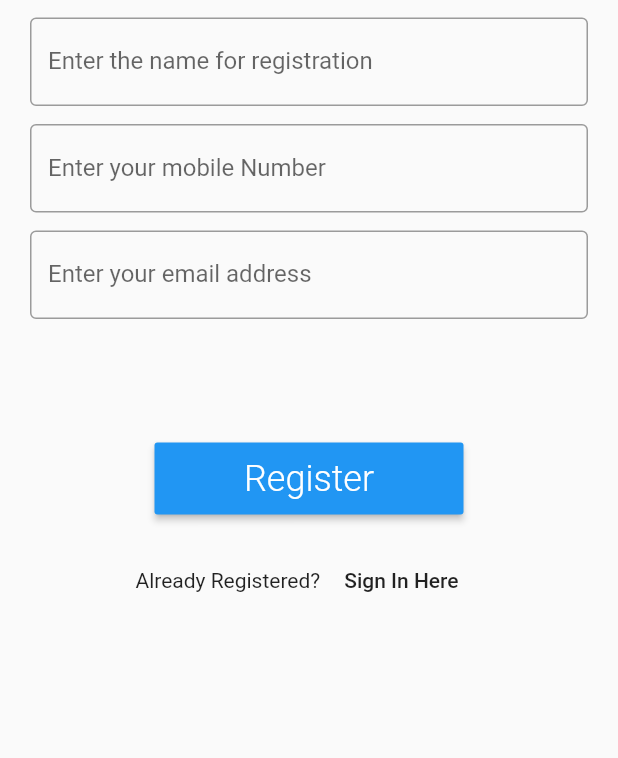
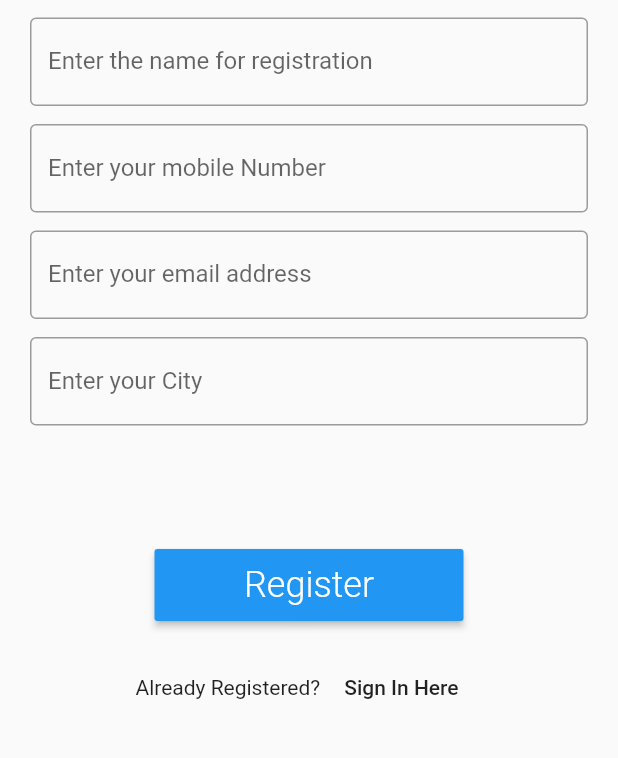
Before and after one commit to rahul2409/tifac, a Flutter app: the screen it shows after launch, on a phone screen of 412 x 824 dp, the part 428-1186 px from its top. Run offline on Flutter 3.47's test engine with Material 2 defaults, Android fonts, the phone set to English and light mode, and no system bars; missing offline and left inert: pin_entry_text_field.

Commit message:
Code changes Resolved conventions

```diff
--- a/lib/models/usermodel.dart
+++ b/lib/models/usermodel.dart
@@ -1,3 +1,7 @@
+// To parse this JSON data, do
+//
+//     final userModel = userModelFromJson(jsonString);
+
 import 'dart:convert';
 
 UserModel userModelFromJson(String str) => UserModel.fromJson(json.decode(str));
--- a/lib/screens/account.dart
+++ b/lib/screens/account.dart
@@ -12,9 +12,8 @@ class _MyAccountState extends State<MyAccount> {
   @override
   Widget build(BuildContext context) {
     return Scaffold(
-      appBar: AppBar(title: Text('My Account'),),
-      drawer: DrawerTifac(),
-
+      appBar: AppBar(title: const Text('My Account'),),
+      drawer: const DrawerTifac(),
     );
   }
 }
--- a/lib/screens/registration.dart
+++ b/lib/screens/registration.dart
@@ -14,17 +14,18 @@ class RegistrationPage extends StatefulWidget {
 
 class _RegistrationPageState extends State<RegistrationPage> {
   String name = "";
+  String city = "";
   String email = "";
   double height = 0;
   double width = 0;
   String number = "";
-  void _OnPressedRegister() {
+  void onPressedRegister() {
     // Register the client here.
     Navigator.pushReplacement(
       context,
       MaterialPageRoute(
         builder: (context) {
-          return HomeScreen();
+          return const HomeScreen();
         },
       ),
     );
@@ -34,8 +35,7 @@ class _RegistrationPageState extends State<RegistrationPage> {
     height = MediaQuery.of(context).size.height;
     width = MediaQuery.of(context).size.width;
     return Scaffold(
-      body: Container(
-        child: SingleChildScrollView(
+      body: SingleChildScrollView(
         scrollDirection: Axis.vertical,
         child: Column(
           children: [
@@ -82,7 +82,7 @@ class _RegistrationPageState extends State<RegistrationPage> {
                 width: width - 30,
                 alignment: Alignment.center,
                 child: TextField(
-                    decoration: InputDecoration(
+                  decoration: const InputDecoration(
                     border: OutlineInputBorder(),
                     labelText: 'Enter the name for registration',
                   ),
@@ -126,7 +126,7 @@ class _RegistrationPageState extends State<RegistrationPage> {
                 alignment: Alignment.center,
                 child: TextField(
                   keyboardType: TextInputType.emailAddress,
-                    decoration: InputDecoration(
+                  decoration: const InputDecoration(
                     border: OutlineInputBorder(),
                     labelText: 'Enter your email address',
                   ),
@@ -136,7 +136,28 @@ class _RegistrationPageState extends State<RegistrationPage> {
                 ),
               ),
             ),
-
+            // Input field for email-id
+            Padding(
+              padding: const EdgeInsets.only(
+                left: 20,
+                right: 20,
+                top: 12,
+              ),
+              child: Container(
+                width: width - 30,
+                alignment: Alignment.center,
+                child: TextField(
+                  keyboardType: TextInputType.emailAddress,
+                  decoration: const InputDecoration(
+                    border: OutlineInputBorder(),
+                    labelText: 'Enter your City',
+                  ),
+                  onChanged: (text) {
+                    city = text;
+                  },
+                ),
+              ),
+            ),
             SizedBox(
               height: height / 10,
             ),
@@ -144,10 +165,10 @@ class _RegistrationPageState extends State<RegistrationPage> {
             Container(
               alignment: Alignment.center,
               child: MaterialButton(
-                  onPressed: () => _OnPressedRegister(),
+                onPressed: () => onPressedRegister(),
                 color: Colors.blue,
-                  child: Padding(
-                    padding: const EdgeInsets.only(
+                child: const Padding(
+                  padding: EdgeInsets.only(
                     top: 10,
                     bottom: 10,
                   ),
@@ -165,12 +186,11 @@ class _RegistrationPageState extends State<RegistrationPage> {
             ),
             // Already Have an account? sign in using OTP.
             Padding(
-                padding: EdgeInsets.all(20),
-                child: Container(
+              padding: const EdgeInsets.all(20),
               child: Row(
                 mainAxisAlignment: MainAxisAlignment.center,
                 children: [
-                      Text('Already Registered?'),
+                  const Text('Already Registered?'),
                   MaterialButton(
                     onPressed: () {
                       Navigator.push(
@@ -179,16 +199,14 @@ class _RegistrationPageState extends State<RegistrationPage> {
                             builder: (context) => SignUpPage()),
                       );
                     },
-                        child: Text('Sign In Here'),
+                    child: const Text('Sign In Here'),
                   ),
                 ],
-                  ),
               ),
             ),
           ],
         ),
       ),
-      ),
     );
   }
 }
```
Also changed, not shown: lib/screens/experts.dart (+10 -10 lines), lib/screens/homescreen.dart (+3 -5 lines), lib/screens/innovators.dart (+15 -15 lines). Lines whose indentation alone changed are shown as unchanged.
